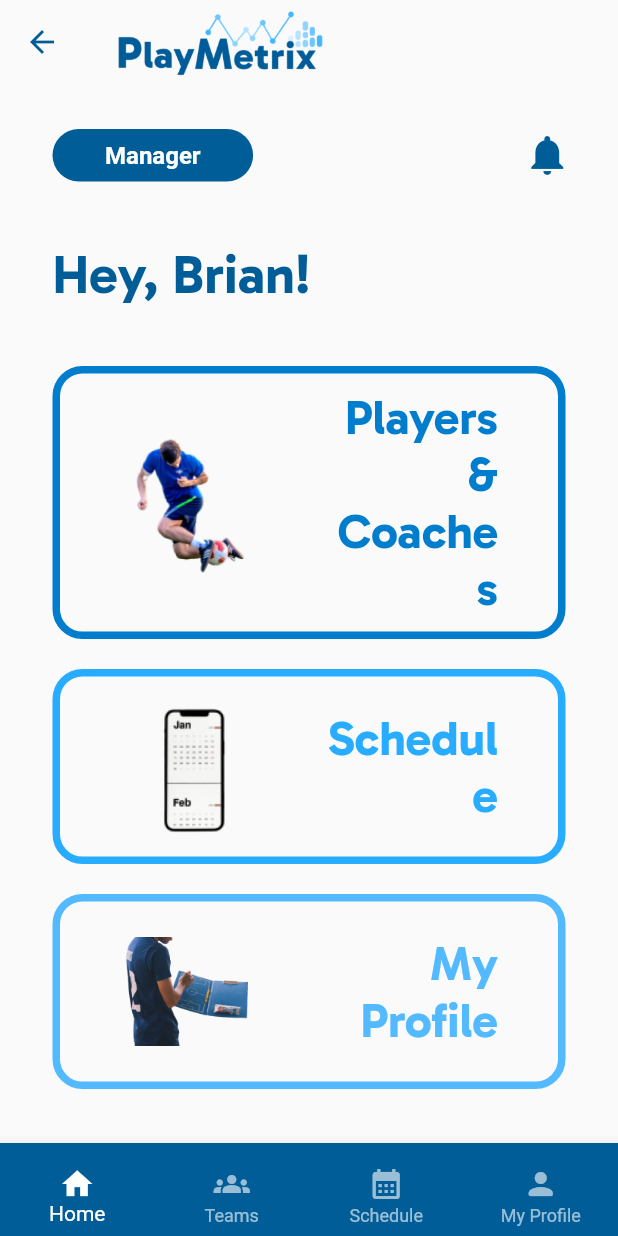
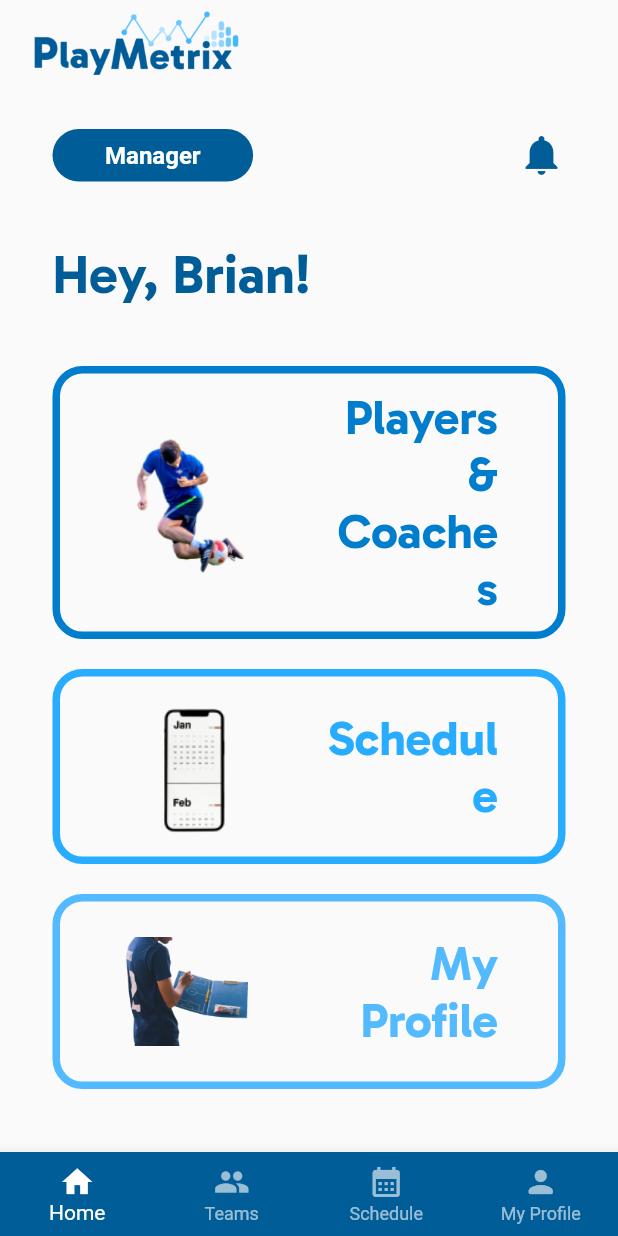
Before and after one commit to nfield0/PlayMetrix, a Flutter app: the HomeScreen screen opened directly, on a phone screen of 412 x 824 dp. Run offline on Flutter 3.47's test engine with Material 2 defaults, Android fonts, the phone set to English and light mode, and no system bars.

```diff
--- a/lib/screens/home_screen.dart
+++ b/lib/screens/home_screen.dart
@@ -15,6 +15,7 @@ class _HomeScreenState extends State<HomeScreen> {
   Widget build(BuildContext context) {
     return Scaffold(
       appBar: AppBar(
+        automaticallyImplyLeading: false,
         title: Image.asset(
           'lib/assets/logo.png',
           width: 150,
@@ -32,7 +33,7 @@ class _HomeScreenState extends State<HomeScreen> {
           crossAxisAlignment: CrossAxisAlignment.start,
           children: [
             Row(
-              // mainAxisAlignment: MainAxisAlignment.center,
+              mainAxisAlignment: MainAxisAlignment.spaceBetween,
               children: [
                 Container(
                   padding:
@@ -50,7 +51,6 @@ class _HomeScreenState extends State<HomeScreen> {
                     ),
                   ),
                 ),
-                const SizedBox(width: 180),
                 const Icon(
                   Icons.notifications,
                   color: AppColours.darkBlue,
@@ -86,33 +86,10 @@ class _HomeScreenState extends State<HomeScreen> {
         ),
       ),
       bottomNavigationBar: bottomNavBar([
-        const BottomNavigationBarItem(
-          icon: Padding(
-            padding: EdgeInsets.only(top: 8),
-            child: Icon(Icons.home),
-          ),
-          label: 'Home',
-        ),
-        const BottomNavigationBarItem(
-            icon: Padding(
-              padding: EdgeInsets.only(top: 8),
-              child: Icon(Icons.groups),
-            ),
-            label: 'Teams'),
-        const BottomNavigationBarItem(
-          icon: Padding(
-            padding: EdgeInsets.only(top: 8),
-            child: Icon(Icons.calendar_month),
-          ),
-          label: 'Schedule',
-        ),
-        const BottomNavigationBarItem(
-          icon: Padding(
-            padding: EdgeInsets.only(top: 8),
-            child: Icon(Icons.person_rounded),
-          ),
-          label: 'My Profile',
-        ),
+        bottomNavBarItem("Home", Icons.home),
+        bottomNavBarItem("Teams", Icons.group),
+        bottomNavBarItem("Schedule", Icons.calendar_month),
+        bottomNavBarItem("My Profile", Icons.person_rounded)
       ]),
     );
   }
--- a/lib/screens/log_in_screen.dart
+++ b/lib/screens/log_in_screen.dart
@@ -1,6 +1,7 @@
 import 'package:flutter/cupertino.dart';
 import 'package:flutter/material.dart';
 import 'package:play_metrix/constants.dart';
+import 'package:play_metrix/screens/home_screen.dart';
 
 class LogInScreen extends StatefulWidget {
   const LogInScreen({Key? key}) : super(key: key);
@@ -147,6 +148,11 @@ class _LogInScreenState extends State<LogInScreen> {
                     // sign up functionality
                     if (_formKey.currentState!.validate()) {
                       // Only execute if all fields are valid
+                      Navigator.push(
+                        context,
+                        MaterialPageRoute(
+                            builder: (context) => const HomeScreen()),
+                      );
                       print("email:" + _emailController.text);
                       print("password: " + _passwordController.text);
                     }
--- a/lib/screens/widgets/bottom_navbar.dart
+++ b/lib/screens/widgets/bottom_navbar.dart
@@ -13,3 +13,10 @@ Widget bottomNavBar(List<BottomNavigationBarItem> items) {
     items: items,
   );
 }
+
+BottomNavigationBarItem bottomNavBarItem(String label, IconData icon) {
+  return BottomNavigationBarItem(
+    icon: Icon(icon),
+    label: label,
+  );
+}
--- a/pubspec.yaml
+++ b/pubspec.yaml
@@ -69,6 +69,8 @@ flutter:
     - lib/assets/icons/players_menu.png
     - lib/assets/icons/schedule_menu.png
     - lib/assets/icons/statistics_menu.png
+    - lib/assets/icons/logo_placeholder.png
+    - lib/assets/icons/profile_placeholder.png
 
   # An image asset can refer to one or more resolution-specific "variants", see
   # https://flutter.dev/assets-and-images/#resolution-aware
```
Also changed, not shown: lib/screens/team_profile_screen.dart (added, +199 -0 lines), lib/screens/widgets/buttons.dart (added, +36 -0 lines), lib/screens/widgets/profile_pill.dart (added, +54 -0 lines), lib/assets/icons/logo_placeholder.png (added), lib/assets/icons/profile_placeholder.png (added).
